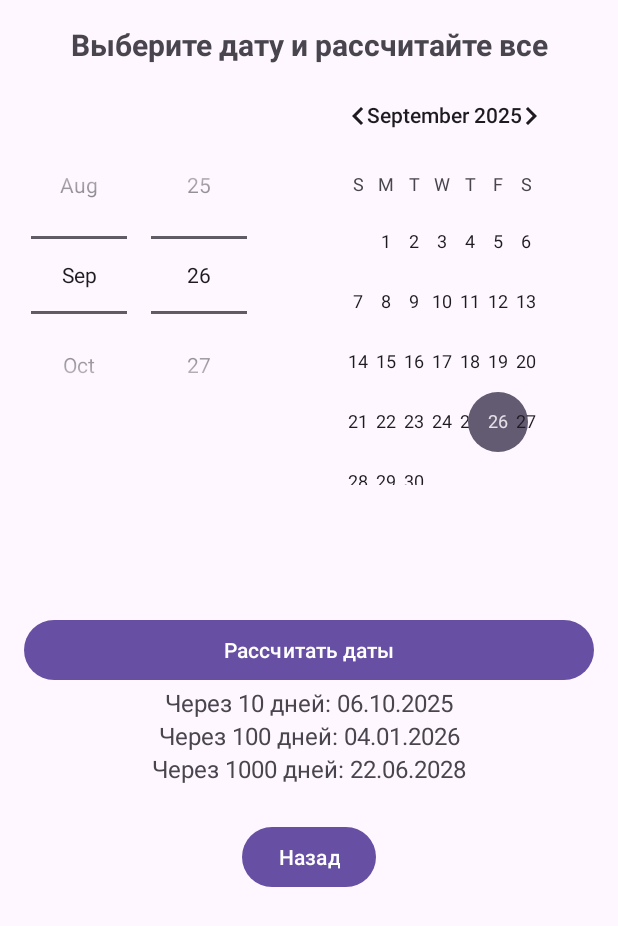
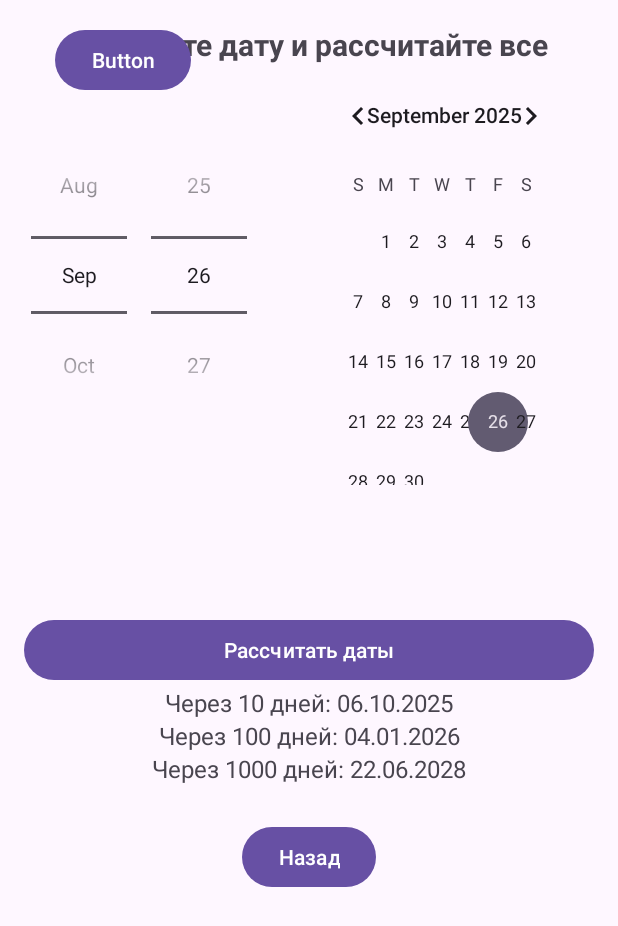
Before and after one commit to nikitazapekin/LAB2_JAVA, an Android app: the SecondActivity screen opened directly, with no data from a screen before it, on a phone screen of 412 x 824 dp. Shown: the top 926 px of the screen. Run offline under Robolectric (Android 15) with nearby library versions, the phone set to English and light mode, and no system bars.

Commit message:
screen_design_new_1

```diff
--- a/app/src/main/res/layout/activity_second.xml
+++ b/app/src/main/res/layout/activity_second.xml
@@ -77,15 +77,26 @@
         app:layout_constraintEnd_toEndOf="parent"
         app:layout_constraintStart_toStartOf="parent"
         app:layout_constraintTop_toBottomOf="@id/result100Days" />
+
     <Button
         android:id="@+id/backButton"
         android:layout_width="wrap_content"
         android:layout_height="wrap_content"
+        android:layout_marginTop="24dp"
         android:text="Назад"
-        android:layout_marginTop="24dp"
         app:layout_constraintEnd_toEndOf="parent"
         app:layout_constraintStart_toStartOf="parent"
         app:layout_constraintTop_toBottomOf="@id/result1000Days" />
 
+    <Button
+        android:id="@+id/button"
+        android:layout_width="wrap_content"
+        android:layout_height="wrap_content"
+        android:layout_marginEnd="13dp"
+        android:text="Button"
+        app:layout_constraintEnd_toStartOf="@+id/backButton"
+        app:layout_constraintStart_toStartOf="parent"
+        tools:layout_editor_absoluteY="513dp" />
+
 
 </androidx.constraintlayout.widget.ConstraintLayout>
```
